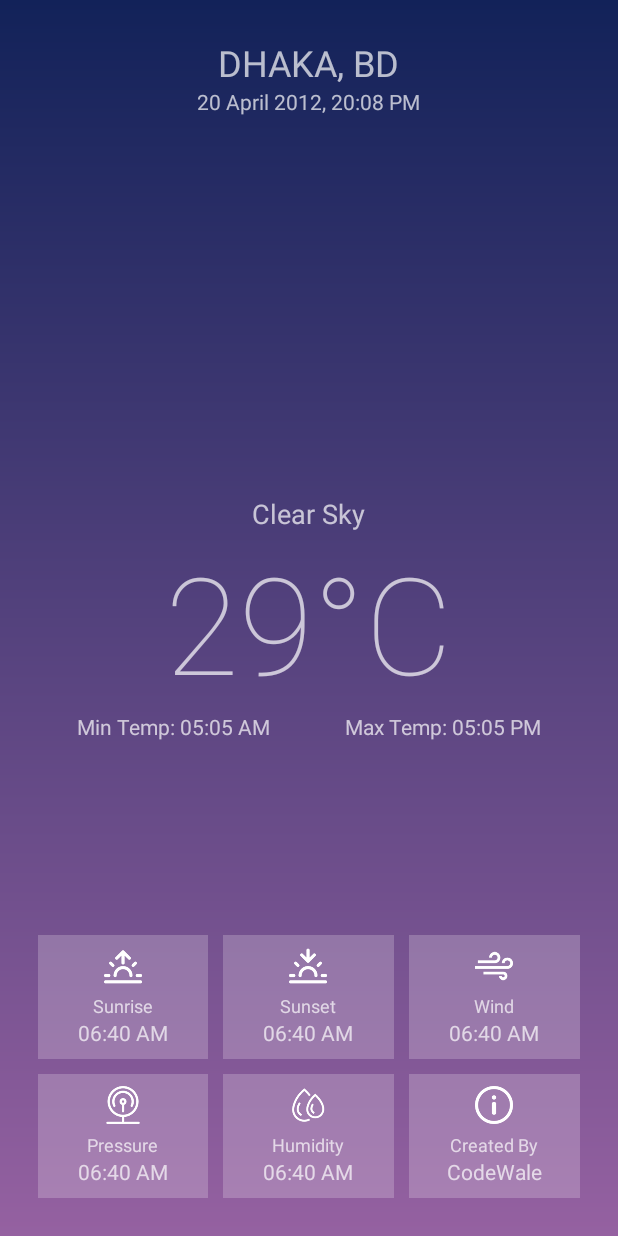
After one commit to rathorerahul586/Kissan_App, an Android app: the layout activity_weather_app.xml on its own in the app's theme, with its tools: preview values and no code run, on a phone screen of 412 x 824 dp. The commit adds this screen. Run offline under Robolectric (Android 15) with nearby library versions, the phone set to English and light mode, and no system bars.

Commit message:
click effect

```diff
--- a/app/build.gradle
+++ b/app/build.gradle
@@ -29,4 +29,5 @@ dependencies {
     androidTestImplementation 'androidx.test.ext:junit:1.1.1'
     androidTestImplementation 'androidx.test.espresso:espresso-core:3.2.0'
     implementation 'androidx.browser:browser:1.0.0'
+    implementation 'com.github.androdocs:Simple-HTTP-Request:v1.0'
 }
--- a/app/src/main/AndroidManifest.xml
+++ b/app/src/main/AndroidManifest.xml
@@ -9,6 +9,7 @@
         android:roundIcon="@mipmap/ic_launcher_round"
         android:supportsRtl="true"
         android:theme="@style/Theme.Design.NoActionBar">
+        <activity android:name=".WeatherApp"></activity>
         <activity android:name=".MainActivity">
             <intent-filter>
                 <action android:name="android.intent.action.MAIN" />
--- a/app/src/main/java/com/codewale/team/kissanapp/MainActivity.java
+++ b/app/src/main/java/com/codewale/team/kissanapp/MainActivity.java
@@ -2,6 +2,7 @@ package com.codewale.team.kissanapp;
 
 import androidx.appcompat.app.AppCompatActivity;
 import androidx.browser.customtabs.CustomTabsIntent;
+import androidx.cardview.widget.CardView;
 import androidx.core.content.ContextCompat;
 
 import android.content.Intent;
@@ -15,12 +16,23 @@ public class MainActivity extends AppCompatActivity {
     protected void onCreate(Bundle savedInstanceState) {
         super.onCreate(savedInstanceState);
         setContentView(R.layout.activity_main);
+        CardView cardView = findViewById(R.id.WeatherApp);
+        cardView.setOnClickListener(new View.OnClickListener() {
+            @Override
+            public void onClick(View view) {
+                Intent i = new Intent(getApplicationContext(),WeatherApp.class);
+                startActivity(i);
+            }
+        });
     }
+
+
 
     public void cropInsurance (View view){
         CustomTabsIntent builder = new CustomTabsIntent.Builder().build();
         builder.launchUrl(this, Uri.parse("https://pmfby.gov.in/"));
     }
+
 
     public void helplineCenter(View view){
         Intent intent = new Intent(Intent.ACTION_DIAL);
--- /dev/null
+++ b/app/src/main/java/com/codewale/team/kissanapp/WeatherApp.java
@@ -0,0 +1,121 @@
+package com.codewale.team.kissanapp;
+
+import android.os.AsyncTask;
+import android.os.Bundle;
+import android.view.View;
+import android.widget.ProgressBar;
+import android.widget.RelativeLayout;
+import android.widget.TextView;
+
+import androidx.appcompat.app.AppCompatActivity;
+
+import com.androdocs.httprequest.HttpRequest;
+
+import org.json.JSONException;
+import org.json.JSONObject;
+
+import java.text.SimpleDateFormat;
+import java.util.Date;
+import java.util.Locale;
+
+public class WeatherApp extends AppCompatActivity {
+
+    String CITY = "dhaka,bd";
+    String API = "ac63cd8e04097d106cc9576ef279b66d";
+
+    TextView addressTxt, updated_atTxt, statusTxt, tempTxt, temp_minTxt, temp_maxTxt, sunriseTxt,
+            sunsetTxt, windTxt, pressureTxt, humidityTxt,errorText;
+    ProgressBar loader;
+    RelativeLayout mainContainer;
+    @Override
+    protected void onCreate(Bundle savedInstanceState) {
+        super.onCreate(savedInstanceState);
+        setContentView(R.layout.activity_main);
+
+        addressTxt = findViewById(R.id.address);
+        updated_atTxt = findViewById(R.id.updated_at);
+        statusTxt = findViewById(R.id.status);
+        tempTxt = findViewById(R.id.temp);
+        temp_minTxt = findViewById(R.id.temp_min);
+        temp_maxTxt = findViewById(R.id.temp_max);
+        sunriseTxt = findViewById(R.id.sunrise);
+        sunsetTxt = findViewById(R.id.sunset);
+        windTxt = findViewById(R.id.wind);
+        pressureTxt = findViewById(R.id.pressure);
+        humidityTxt = findViewById(R.id.humidity);
+        loader = findViewById(R.id.loader);
+        mainContainer = findViewById(R.id.mainContainer);
+        errorText = findViewById(R.id.errorText);
+
+        new weatherTask().execute();
+    }
+
+     class weatherTask extends AsyncTask<String, Void, String> {
+        @Override
+        protected void onPreExecute() {
+            super.onPreExecute();
+
+            /* Showing the ProgressBar, Making the main design GONE */
+            loader.setVisibility(View.VISIBLE);
+            mainContainer.setVisibility(View.GONE);
+            errorText.setVisibility(View.GONE);
+        }
+
+        protected String doInBackground(String... args) {
+            String response = HttpRequest.excuteGet("https://api.openweathermap.org/data/2.5/weather?q=dhaka,bd&units=metric&appid=7bc9303d85b13acb53814b1fe21ffa8a");
+            return response;
+        }
+
+        @Override
+        protected void onPostExecute(String result) {
+
+
+            try {
+                JSONObject jsonObj = new JSONObject(result);
+                JSONObject main = jsonObj.getJSONObject("main");
+                JSONObject sys = jsonObj.getJSONObject("sys");
+                JSONObject wind = jsonObj.getJSONObject("wind");
+                JSONObject weather = jsonObj.getJSONArray("weather").getJSONObject(0);
+
+                Long updatedAt = jsonObj.getLong("dt");
+                String updatedAtText = "Updated at: " + new SimpleDateFormat("dd/MM/yyyy hh:mm a", Locale.ENGLISH).format(new Date(updatedAt * 1000));
+                String temp = main.getString("temp") + "°C";
+                String tempMin = "Min Temp: " + main.getString("temp_min") + "°C";
+                String tempMax = "Max Temp: " + main.getString("temp_max") + "°C";
+                String pressure = main.getString("pressure");
+                String humidity = main.getString("humidity");
+
+                Long sunrise = sys.getLong("sunrise");
+                Long sunset = sys.getLong("sunset");
+                String windSpeed = wind.getString("speed");
+                String weatherDescription = weather.getString("description");
+
+                String address = jsonObj.getString("name") + ", " + sys.getString("country");
+
+
+                /* Populating extracted data into our views */
+                addressTxt.setText(address);
+                updated_atTxt.setText(updatedAtText);
+                statusTxt.setText(weatherDescription.toUpperCase());
+                tempTxt.setText(temp);
+                temp_minTxt.setText(tempMin);
+                temp_maxTxt.setText(tempMax);
+                sunriseTxt.setText(new SimpleDateFormat("hh:mm a", Locale.ENGLISH).format(new Date(sunrise * 1000)));
+                sunsetTxt.setText(new SimpleDateFormat("hh:mm a", Locale.ENGLISH).format(new Date(sunset * 1000)));
+                windTxt.setText(windSpeed);
+                pressureTxt.setText(pressure);
+                humidityTxt.setText(humidity);
+
+                /* Views populated, Hiding the loader, Showing the main design */
+                loader.setVisibility(View.GONE);
+                mainContainer.setVisibility(View.VISIBLE);
+
+
+            } catch (JSONException e) {
+                loader.setVisibility(View.GONE);
+                errorText.setVisibility(View.VISIBLE);
+            }
+
+        }
+    }
+}
--- /dev/null
+++ b/app/src/main/res/drawable/bg_gradient.xml
@@ -0,0 +1,9 @@
+<?xml version="1.0" encoding="utf-8"?>
+<shape xmlns:android="http://schemas.android.com/apk/res/android"
+    android:shape="rectangle">
+    <gradient
+        android:angle="90"
+        android:startColor="#9561a1"
+        android:endColor="#122259"
+        android:type="linear"/>
+</shape>
--- a/app/src/main/res/layout/activity_main.xml
+++ b/app/src/main/res/layout/activity_main.xml
@@ -18,6 +18,7 @@
             android:orientation="vertical">
 
             <androidx.cardview.widget.CardView
+                android:id="@+id/WeatherApp"
                 android:layout_width="match_parent"
                 android:layout_height="150dp"
                 android:layout_margin="10dp"
--- /dev/null
+++ b/app/src/main/res/layout/activity_weather_app.xml
@@ -0,0 +1,346 @@
+<?xml version="1.0" encoding="utf-8"?>
+<RelativeLayout xmlns:android="http://schemas.android.com/apk/res/android"
+    android:layout_width="match_parent"
+    android:layout_height="match_parent"
+    android:background="@drawable/bg_gradient"
+    android:orientation="vertical"
+    android:padding="25dp">
+
+    <RelativeLayout
+        android:id="@+id/mainContainer"
+        android:layout_width="match_parent"
+        android:layout_height="match_parent"
+        android:visibility="visible">
+
+        <LinearLayout
+            android:id="@+id/addressContainer"
+            android:layout_width="match_parent"
+            android:layout_height="wrap_content"
+            android:gravity="center"
+            android:orientation="vertical">
+
+            <TextView
+                android:id="@+id/address"
+                android:layout_width="wrap_content"
+                android:layout_height="wrap_content"
+                android:text="DHAKA, BD"
+                android:textSize="24dp" />
+
+            <TextView
+                android:id="@+id/updated_at"
+                android:layout_width="wrap_content"
+                android:layout_height="wrap_content"
+                android:text="20 April 2012, 20:08 PM"
+                android:textSize="14dp" />
+        </LinearLayout>
+
+
+        <LinearLayout
+            android:id="@+id/overviewContainer"
+            android:layout_width="match_parent"
+            android:layout_height="wrap_content"
+            android:layout_centerInParent="true"
+            android:orientation="vertical">
+
+            <TextView
+                android:id="@+id/status"
+                android:layout_width="wrap_content"
+                android:layout_height="wrap_content"
+                android:layout_gravity="center"
+                android:text="Clear Sky"
+                android:textSize="18dp" />
+
+            <TextView
+                android:id="@+id/temp"
+                android:layout_width="wrap_content"
+                android:layout_height="wrap_content"
+                android:layout_gravity="center"
+                android:fontFamily="sans-serif-thin"
+                android:text="29°C"
+                android:textSize="90dp" />
+
+            <LinearLayout
+                android:layout_width="match_parent"
+                android:layout_height="wrap_content"
+                android:gravity="center"
+                android:orientation="horizontal">
+
+                <TextView
+                    android:id="@+id/temp_min"
+                    android:layout_width="wrap_content"
+                    android:layout_height="wrap_content"
+                    android:text="Min Temp: 05:05 AM" />
+
+                <Space
+                    android:layout_width="50dp"
+                    android:layout_height="wrap_content" />
+
+                <TextView
+                    android:id="@+id/temp_max"
+                    android:layout_width="wrap_content"
+                    android:layout_height="wrap_content"
+                    android:text="Max Temp: 05:05 PM" />
+            </LinearLayout>
+
+        </LinearLayout>
+
+
+        <LinearLayout
+            android:id="@+id/detailsContainer"
+            android:layout_width="match_parent"
+            android:layout_height="wrap_content"
+            android:layout_alignParentBottom="true"
+            android:orientation="vertical">
+
+            <LinearLayout
+                android:layout_width="match_parent"
+                android:layout_height="wrap_content"
+                android:orientation="horizontal"
+                android:weightSum="3">
+
+                <LinearLayout
+                    android:layout_width="0dp"
+                    android:layout_height="wrap_content"
+                    android:layout_weight="1"
+                    android:background="#3CF1EBF1"
+                    android:gravity="center"
+                    android:orientation="vertical"
+                    android:padding="8dp">
+
+                    <ImageView
+                        android:layout_width="25dp"
+                        android:layout_height="25dp"
+                        android:src="@drawable/sunrise"
+                        android:tint="#FFFFFF" />
+
+                    <Space
+                        android:layout_width="wrap_content"
+                        android:layout_height="5dp" />
+
+                    <TextView
+                        android:layout_width="wrap_content"
+                        android:layout_height="wrap_content"
+                        android:text="Sunrise"
+                        android:textSize="12dp" />
+
+                    <TextView
+                        android:id="@+id/sunrise"
+                        android:layout_width="wrap_content"
+                        android:layout_height="wrap_content"
+                        android:text="06:40 AM"
+                        android:textSize="14dp" />
+                </LinearLayout>
+
+                <Space
+                    android:layout_width="10dp"
+                    android:layout_height="wrap_content" />
+
+                <LinearLayout
+                    android:layout_width="0dp"
+                    android:layout_height="wrap_content"
+                    android:layout_weight="1"
+                    android:background="#3CF1EBF1"
+                    android:gravity="center"
+                    android:orientation="vertical"
+                    android:padding="8dp">
+
+                    <ImageView
+                        android:layout_width="25dp"
+                        android:layout_height="25dp"
+                        android:src="@drawable/sunset"
+                        android:tint="#FFFFFF" />
+
+                    <Space
+                        android:layout_width="wrap_content"
+                        android:layout_height="5dp" />
+
+                    <TextView
+                        android:layout_width="wrap_content"
+                        android:layout_height="wrap_content"
+                        android:text="Sunset"
+                        android:textSize="12dp" />
+
+                    <TextView
+                        android:id="@+id/sunset"
+                        android:layout_width="wrap_content"
+                        android:layout_height="wrap_content"
+                        android:text="06:40 AM"
+                        android:textSize="14dp" />
+                </LinearLayout>
+
+                <Space
+                    android:layout_width="10dp"
+                    android:layout_height="wrap_content" />
+
+                <LinearLayout
+                    android:layout_width="0dp"
+                    android:layout_height="wrap_content"
+                    android:layout_weight="1"
+                    android:background="#3CF1EBF1"
+                    android:gravity="center"
+                    android:orientation="vertical"
+                    android:padding="8dp">
+
+                    <ImageView
+                        android:layout_width="25dp"
+                        android:layout_height="25dp"
+                        android:src="@drawable/wind"
+                        android:tint="#FFFFFF" />
+
+                    <Space
+                        android:layout_width="wrap_content"
+                        android:layout_height="5dp" />
+
+                    <TextView
+                        android:layout_width="wrap_content"
+                        android:layout_height="wrap_content"
+                        android:text="Wind"
+                        android:textSize="12dp" />
+
+                    <TextView
+                        android:id="@+id/wind"
+                        android:layout_width="wrap_content"
+                        android:layout_height="wrap_content"
+                        android:text="06:40 AM"
+                        android:textSize="14dp" />
+                </LinearLayout>
+            </LinearLayout>
+
+            <Space
+                android:layout_width="wrap_content"
+                android:layout_height="10dp" />
+
+            <LinearLayout
+                android:layout_width="match_parent"
+                android:layout_height="wrap_content"
+                android:orientation="horizontal"
+                android:weightSum="3">
+
+                <LinearLayout
+                    android:layout_width="0dp"
+                    android:layout_height="wrap_content"
+                    android:layout_weight="1"
+                    android:background="#3CF1EBF1"
+                    android:gravity="center"
+                    android:orientation="vertical"
+                    android:padding="8dp">
+
+                    <ImageView
+                        android:layout_width="25dp"
+                        android:layout_height="25dp"
+                        android:src="@drawable/pressure"
+                        android:tint="#FFFFFF" />
+
+                    <Space
+                        android:layout_width="wrap_content"
+                        android:layout_height="5dp" />
+
+                    <TextView
+                        android:layout_width="wrap_content"
+                        android:layout_height="wrap_content"
+                        android:text="Pressure"
+                        android:textSize="12dp" />
+
+                    <TextView
+                        android:id="@+id/pressure"
+                        android:layout_width="wrap_content"
+                        android:layout_height="wrap_content"
+                        android:text="06:40 AM"
+                        android:textSize="14dp" />
+                </LinearLayout>
+
+                <Space
+                    android:layout_width="10dp"
+                    android:layout_height="wrap_content" />
+
+                <LinearLayout
+                    android:layout_width="0dp"
+                    android:layout_height="wrap_content"
+                    android:layout_weight="1"
+                    android:background="#3CF1EBF1"
+                    android:gravity="center"
+                    android:orientation="vertical"
+                    android:padding="8dp">
+
+                    <ImageView
+                        android:layout_width="25dp"
+                        android:layout_height="25dp"
+                        android:src="@drawable/humidity"
+                        android:tint="#FFFFFF" />
+
+                    <Space
+                        android:layout_width="wrap_content"
+                        android:layout_height="5dp" />
+
+                    <TextView
+                        android:layout_width="wrap_content"
+                        android:layout_height="wrap_content"
+                        android:text="Humidity"
+                        android:textSize="12dp" />
+
+                    <TextView
+                        android:id="@+id/humidity"
+                        android:layout_width="wrap_content"
+                        android:layout_height="wrap_content"
+                        android:text="06:40 AM"
+                        android:textSize="14dp" />
+                </LinearLayout>
+
+                <Space
+                    android:layout_width="10dp"
+                    android:layout_height="wrap_content" />
+
+                <LinearLayout
+                    android:layout_width="0dp"
+                    android:layout_height="wrap_content"
+                    android:layout_weight="1"
+                    android:background="#3CF1EBF1"
+                    android:gravity="center"
+                    android:orientation="vertical"
+                    android:padding="8dp">
+
+                    <ImageView
+                        android:layout_width="25dp"
+                        android:layout_height="25dp"
+                        android:src="@drawable/info"
+                        android:tint="#FFFFFF" />
+
+                    <Space
+                        android:layout_width="wrap_content"
+                        android:layout_height="5dp" />
+
+                    <TextView
+                        android:layout_width="wrap_content"
+                        android:layout_height="wrap_content"
+                        android:text="Created By"
+                        android:textSize="12dp" />
+
+                    <TextView
+                        android:id="@+id/about"
+                        android:layout_width="wrap_content"
+                        android:layout_height="wrap_content"
+                        android:text="CodeWale"
+                        android:textSize="14dp" />
+                </LinearLayout>
+            </LinearLayout>
+        </LinearLayout>
+    </RelativeLayout>
+
+
+    <ProgressBar
+        android:id="@+id/loader"
+        android:layout_width="wrap_content"
+        android:layout_height="wrap_content"
+        android:layout_centerInParent="true"
+        android:visibility="gone" />
+
+    <TextView
+        android:id="@+id/errorText"
+        android:layout_width="wrap_content"
+        android:layout_height="wrap_content"
+        android:layout_centerInParent="true"
+        android:text="Something went wrong"
+        android:visibility="gone" />
+
+
+</RelativeLayout>
--- a/build.gradle
+++ b/build.gradle
@@ -18,6 +18,7 @@ allprojects {
     repositories {
         google()
         jcenter()
+        maven { url 'https://jitpack.io' }
 
     }
 }
```
Also changed, not shown: app/src/main/res/drawable/humidity.png (added), app/src/main/res/drawable/info.png (added), app/src/main/res/drawable/pressure.png (added), app/src/main/res/drawable/sunrise.png (added), app/src/main/res/drawable/sunset.png (added), app/src/main/res/drawable/wind.png (added).
